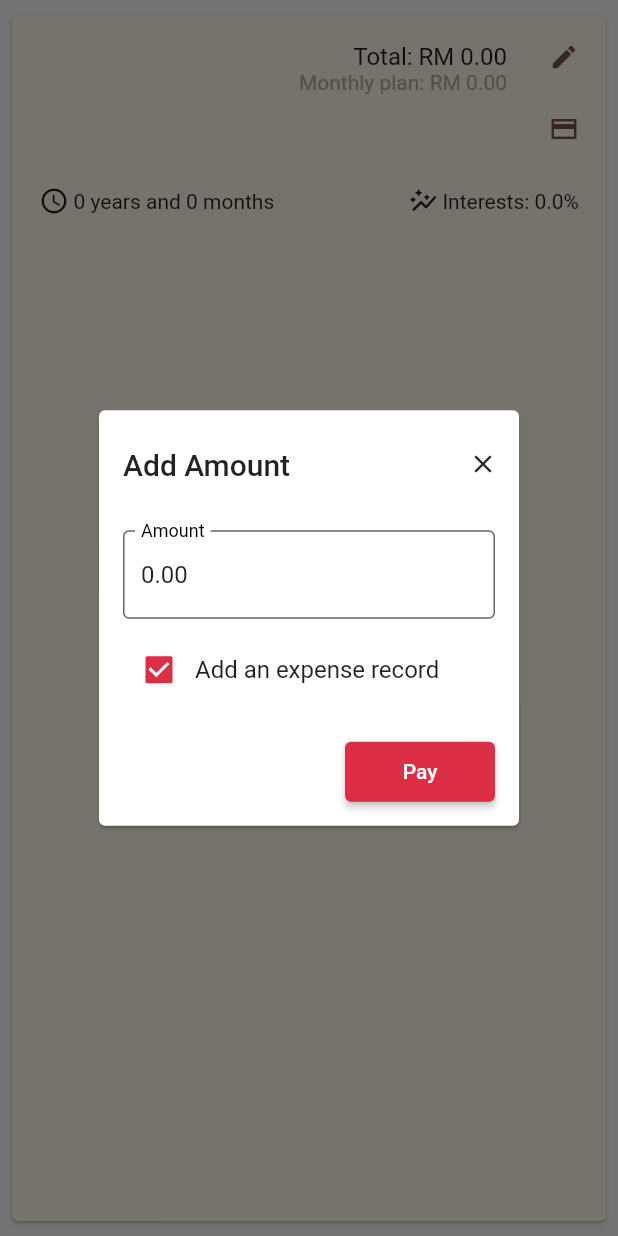
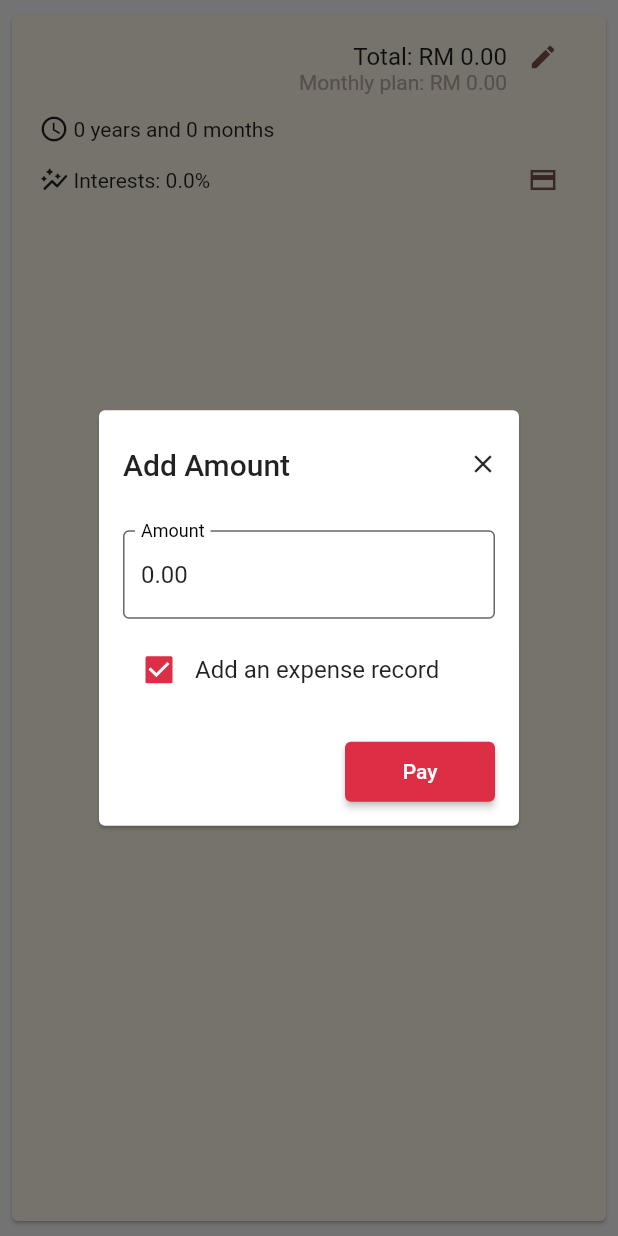
Before and after one commit to yiwan-21/FYP-Financial-app, a Flutter app: the DebtCard widget shown alone on an empty page, opened directly with empty values, after a tap on the "payment" icon, on a phone screen of 412 x 824 dp. Run offline on Flutter 3.47's test engine with Material 2 defaults, Android fonts, the phone set to English and light mode, and no system bars; our stand-ins replace cloud_firestore, convex_bottom_bar, firebase_auth, firebase_core, firebase_messaging, firebase_storage and 3 more; accounts and stored records are empty; network calls fail.

Commit message:
fix debt card overflow

```diff
--- a/lib/components/debt_card.dart
+++ b/lib/components/debt_card.dart
@@ -164,25 +164,9 @@ class _DebtCardState extends State<DebtCard> {
                   onPressed: _editDebt,
                   icon: const Icon(Icons.edit),
                   color: Colors.brown,
-                  alignment: Alignment.topRight,
+                  alignment: Alignment.topCenter,
                   padding: const EdgeInsets.all(0),
                 ),
-              ],
-            ),
-            Row(
-              mainAxisAlignment: MainAxisAlignment.end,
-              children: [
-                if (widget.history.isEmpty ||
-                    widget.history.last['balance'] >= 0)
-                  IconButton(
-                    iconSize: 20,
-                    splashRadius: 10,
-                    onPressed: _payDebtDialog,
-                    icon: const Icon(Icons.payment_sharp),
-                    color: Colors.brown,
-                    alignment: Alignment.topRight,
-                    padding: const EdgeInsets.all(0),
-                  ),
               ],
             ),
             Row(
@@ -191,10 +175,27 @@ class _DebtCardState extends State<DebtCard> {
                 const Icon(Icons.access_time, size: 20),
                 const SizedBox(width: 3),
                 Text('$_year years and $_month months'),
-                const Spacer(),
+
+              ],
+            ),
+
+            Row(
+              mainAxisAlignment: MainAxisAlignment.start,
+              children: [
                 const Icon(Icons.auto_graph_rounded, size: 20),
                 const SizedBox(width: 3),
                 Text('Interests: ${widget.interests}%'),
+                const Spacer(),
+                 if (widget.history.isEmpty ||
+                    widget.history.last['balance'] >= 0)
+                  IconButton(
+                    iconSize: 20,
+                    splashRadius: 10,
+                    onPressed: _payDebtDialog,
+                    icon: const Icon(Icons.payment_sharp),
+                    color: Colors.brown,
+                    alignment: Alignment.center,
+                  ),
               ],
             ),
             if (widget.history.isNotEmpty)
```
